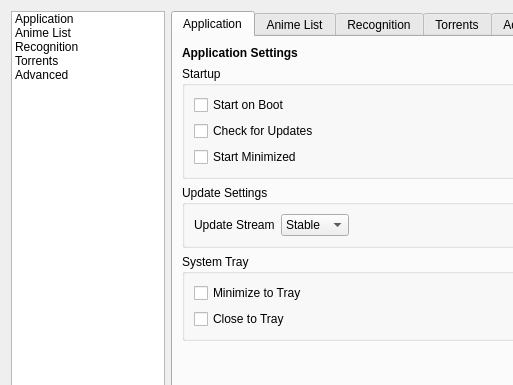
killmaster/Shinjiru, file src/gui/settingsdialog.ui: the form before one commit; both pictures show x 0 to 513 and y 0 to 385 of the 800 by 600 pixel window.
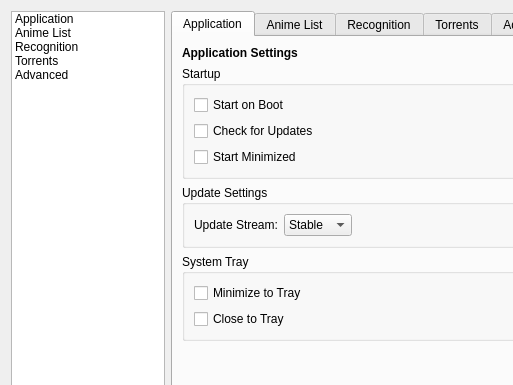
The form after the commit. The open tabs and pages were chosen to show the change.

Diff of the .ui file:
```diff
--- a/src/gui/settingsdialog.ui
+++ b/src/gui/settingsdialog.ui
@@ -121,7 +121,7 @@
               <item row="0" column="0">
                <widget class="QLabel" name="updateStreamLabel">
                 <property name="text">
-                 <string>Update Stream</string>
+                 <string>Update Stream:</string>
                 </property>
                </widget>
               </item>
```
Left out of the diff: 4 changed lines with no effect on the pictures.
